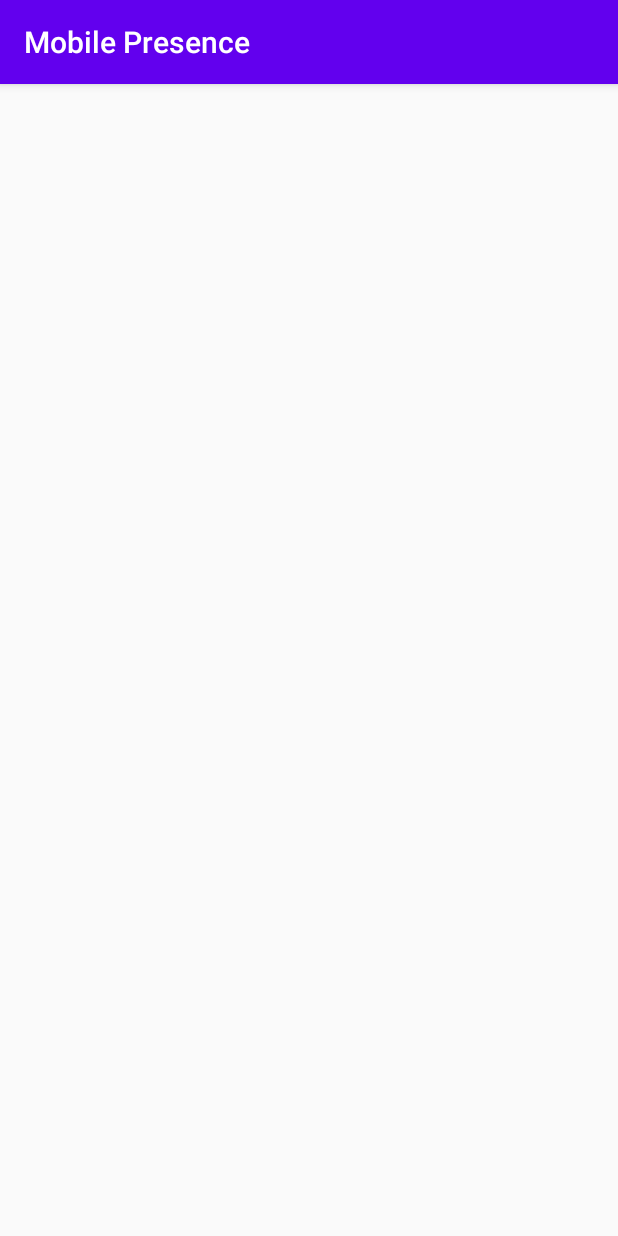
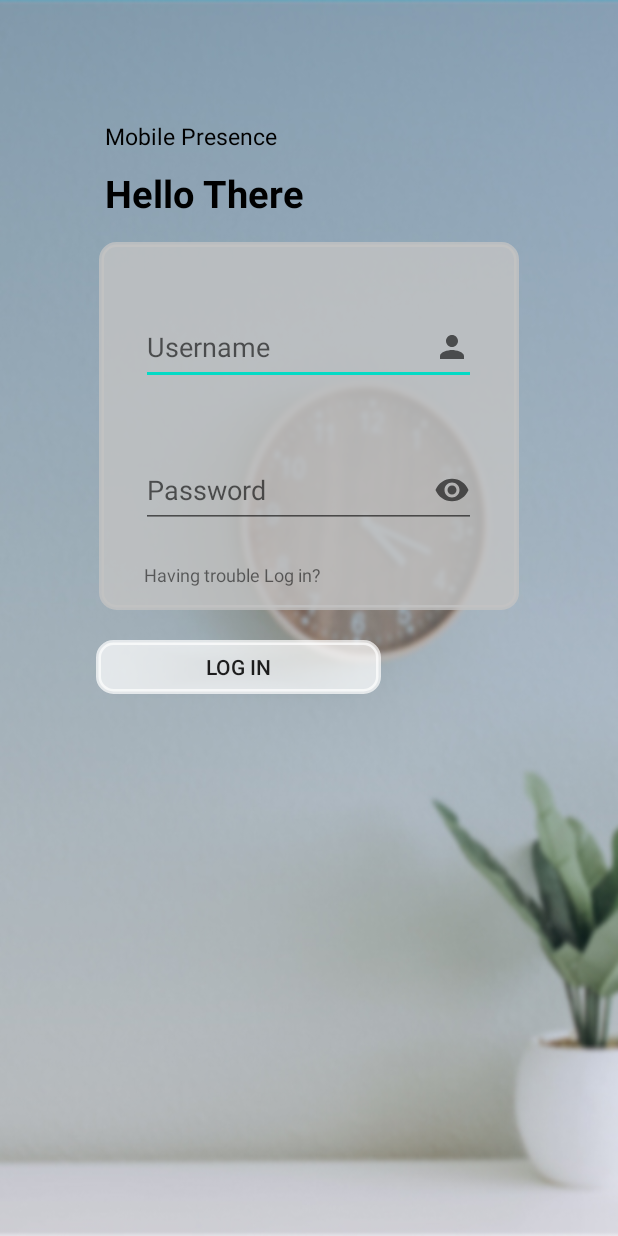
Before and after one commit to Adhasetiawan/Mobile_Presence, an Android app: the screen it shows after launch (LoginActivity), on a phone screen of 412 x 824 dp. Run offline under Robolectric (Android 15) with nearby library versions, the phone set to English and light mode, and no system bars; our stand-ins replace Timber; libraries missing offline, so code that uses them is left out: com.xwray.groupie.

Commit message:
setting layout must be fix fast

```diff
--- a/app/src/main/AndroidManifest.xml
+++ b/app/src/main/AndroidManifest.xml
@@ -13,7 +13,8 @@
         android:roundIcon="@mipmap/ic_launcher_round"
         android:supportsRtl="true"
         android:theme="@style/AppTheme">
-        <activity android:name="com.example.mobilepresence.view.login.LoginActivity"></activity>
+        <activity android:name="com.example.mobilepresence.view.login.LoginActivity"
+            android:theme="@style/CleanHead"></activity>
         <activity android:name=".view.bottomnav.BottomNavActivity" />
         <activity
             android:name=".view.SplashScreen"
--- a/app/src/main/java/com/example/mobilepresence/view/login/LoginActivity.kt
+++ b/app/src/main/java/com/example/mobilepresence/view/login/LoginActivity.kt
@@ -2,11 +2,17 @@ package com.example.mobilepresence.view.login
 
 import androidx.appcompat.app.AppCompatActivity
 import android.os.Bundle
+import android.widget.Toast
 import com.example.mobilepresence.R
+import kotlinx.android.synthetic.main.activity_login.*
 
 class LoginActivity : AppCompatActivity() {
     override fun onCreate(savedInstanceState: Bundle?) {
         super.onCreate(savedInstanceState)
         setContentView(R.layout.activity_login)
+
+        btn_login.setOnClickListener{
+            Toast.makeText(this, "layout berhasil", Toast.LENGTH_SHORT).show()
+        }
     }
 }
--- /dev/null
+++ b/app/src/main/res/drawable/button_style_one.xml
@@ -0,0 +1,7 @@
+<?xml version="1.0" encoding="utf-8"?>
+<shape xmlns:android="http://schemas.android.com/apk/res/android">
+    <solid android:color="#b3ffffff"/>
+    <stroke android:width="3dp" android:color="#b3ffffff" />
+    <corners android:radius="10dp"/>
+    <padding android:left="0dp" android:top="0dp" android:right="0dp" android:bottom="0dp" />
+</shape>
--- /dev/null
+++ b/app/src/main/res/drawable/ic_baseline_person_24.xml
@@ -0,0 +1,10 @@
+<vector xmlns:android="http://schemas.android.com/apk/res/android"
+    android:width="24dp"
+    android:height="24dp"
+    android:viewportWidth="24"
+    android:viewportHeight="24"
+    android:tint="?attr/colorControlNormal">
+  <path
+      android:fillColor="@android:color/white"
+      android:pathData="M12,12c2.21,0 4,-1.79 4,-4s-1.79,-4 -4,-4 -4,1.79 -4,4 1.79,4 4,4zM12,14c-2.67,0 -8,1.34 -8,4v2h16v-2c0,-2.66 -5.33,-4 -8,-4z"/>
+</vector>
--- /dev/null
+++ b/app/src/main/res/drawable/ic_baseline_remove_red_eye_24.xml
@@ -0,0 +1,10 @@
+<vector xmlns:android="http://schemas.android.com/apk/res/android"
+    android:width="24dp"
+    android:height="24dp"
+    android:viewportWidth="24"
+    android:viewportHeight="24"
+    android:tint="?attr/colorControlNormal">
+  <path
+      android:fillColor="@android:color/white"
+      android:pathData="M12,4.5C7,4.5 2.73,7.61 1,12c1.73,4.39 6,7.5 11,7.5s9.27,-3.11 11,-7.5c-1.73,-4.39 -6,-7.5 -11,-7.5zM12,17c-2.76,0 -5,-2.24 -5,-5s2.24,-5 5,-5 5,2.24 5,5 -2.24,5 -5,5zM12,9c-1.66,0 -3,1.34 -3,3s1.34,3 3,3 3,-1.34 3,-3 -1.34,-3 -3,-3z"/>
+</vector>
--- /dev/null
+++ b/app/src/main/res/drawable/placer_box_login.xml
@@ -0,0 +1,7 @@
+<?xml version="1.0" encoding="utf-8"?>
+<shape xmlns:android="http://schemas.android.com/apk/res/android">
+    <solid android:color="#ccc4c4c4"/>
+    <stroke android:width="3dp" android:color="#ccc4c4c4" />
+    <corners android:radius="10dp"/>
+    <padding android:left="0dp" android:top="0dp" android:right="0dp" android:bottom="0dp" />
+</shape>
--- a/app/src/main/res/layout/activity_login.xml
+++ b/app/src/main/res/layout/activity_login.xml
@@ -1,9 +1,85 @@
 <?xml version="1.0" encoding="utf-8"?>
-<androidx.constraintlayout.widget.ConstraintLayout xmlns:android="http://schemas.android.com/apk/res/android"
+<RelativeLayout
+    xmlns:android="http://schemas.android.com/apk/res/android"
     xmlns:app="http://schemas.android.com/apk/res-auto"
     xmlns:tools="http://schemas.android.com/tools"
     android:layout_width="match_parent"
     android:layout_height="match_parent"
+    android:background="@drawable/login_wallpaper"
     tools:context=".view.login.LoginActivity">
 
-</androidx.constraintlayout.widget.ConstraintLayout>
+    <TextView
+        android:id="@+id/txt1"
+        android:text="Mobile Presence"
+        android:textStyle="normal"
+        android:textSize="15sp"
+        android:textColor="#000"
+        android:layout_marginTop="80dp"
+        android:layout_marginLeft="70dp"
+        android:layout_width="wrap_content"
+        android:layout_height="wrap_content"/>
+
+    <TextView
+        android:id="@+id/txt2"
+        android:text="Hello There"
+        android:textStyle="bold"
+        android:textSize="25sp"
+        android:textColor="#000"
+        android:layout_below="@+id/txt1"
+        android:layout_marginTop="10dp"
+        android:layout_marginLeft="70dp"
+        android:layout_width="wrap_content"
+        android:layout_height="wrap_content"/>
+
+    <RelativeLayout
+        android:id="@+id/login_placer"
+        android:layout_centerHorizontal="true"
+        android:layout_marginTop="15dp"
+        android:layout_below="@id/txt2"
+        android:background="@drawable/placer_box_login"
+        android:layout_width="280dp"
+        android:layout_height="245dp">
+
+        <EditText
+            android:id="@+id/edt_username"
+            android:hint="Username"
+            android:layout_marginTop="45dp"
+            android:layout_centerHorizontal="true"
+            android:drawableRight="@drawable/ic_baseline_person_24"
+            android:layout_width="223dp"
+            android:layout_height="50dp"/>
+
+        <EditText
+            android:id="@+id/edt_password"
+            android:layout_below="@id/edt_username"
+            android:hint="Password"
+            android:inputType="textPassword"
+            android:layout_marginTop="45dp"
+            android:layout_centerHorizontal="true"
+            android:drawableRight="@drawable/ic_baseline_remove_red_eye_24"
+            android:layout_width="223dp"
+            android:layout_height="50dp"/>
+
+        <TextView
+            android:id="@+id/intent_forget_pass"
+            android:text="Having trouble Log in?"
+            android:textSize="12sp"
+            android:layout_marginLeft="30dp"
+            android:layout_alignParentBottom="true"
+            android:layout_marginBottom="15dp"
+            android:layout_width="wrap_content"
+            android:layout_height="wrap_content"/>
+
+    </RelativeLayout>
+
+    <Button
+        android:id="@+id/btn_login"
+        android:text="Log in"
+        android:layout_below="@+id/login_placer"
+        android:layout_marginTop="20dp"
+        android:layout_marginLeft="64dp"
+        android:background="@drawable/button_style_one"
+        android:layout_width="190dp"
+        android:layout_height="36dp"/>
+
+</RelativeLayout>
```
Also changed, not shown: app/src/main/res/drawable/login_wallpaper.jpg (added).
